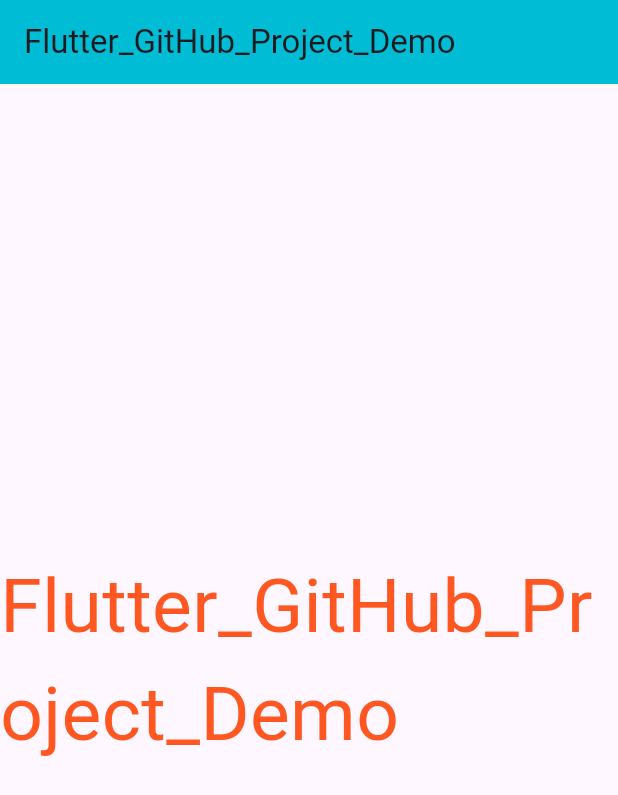
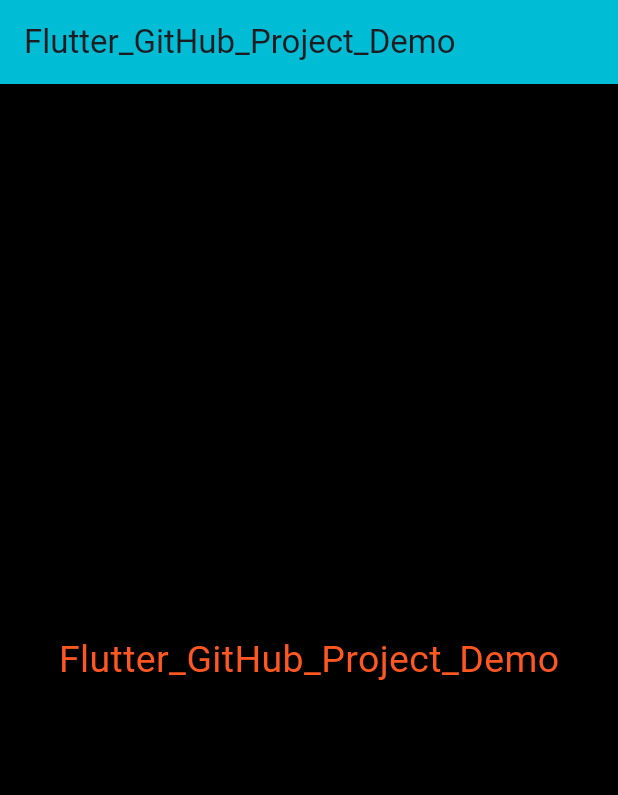
Before and after one commit to Ranjitk0001/Flutter_Github_Project_Demo, a Flutter app: the screen it shows after launch, on a phone screen of 412 x 824 dp. Shown: the top 795 px of the screen. Run offline on Flutter 3.47's test engine with Material 3 defaults, Android fonts, the phone set to English and light mode, and no system bars.

```diff
--- a/lib/main.dart
+++ b/lib/main.dart
@@ -33,6 +33,7 @@ class _HomeScreenState extends State<HomeScreen> {
   @override
   Widget build(BuildContext context) {
     return Scaffold(
+      backgroundColor: Colors.black,
       appBar: AppBar(
         title: const Text('Flutter_GitHub_Project_Demo'),
         backgroundColor: Colors.cyan,
@@ -42,7 +43,7 @@ class _HomeScreenState extends State<HomeScreen> {
         mainAxisAlignment: MainAxisAlignment.center,
         crossAxisAlignment: CrossAxisAlignment.center,
         children: [
-          Center(child: Text('Flutter_GitHub_Project_Demo',style: TextStyle(fontSize: 50,color: Colors.deepOrange),)),
+          Center(child: Text('Flutter_GitHub_Project_Demo',style: TextStyle(fontSize: 25,color: Colors.deepOrange),)),
         ],
       ),
     );
```
